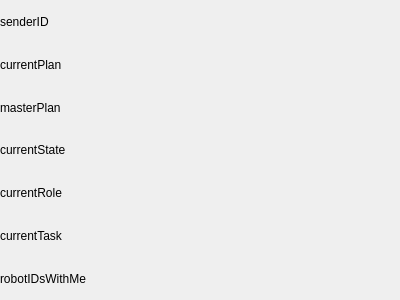
Old version of the form rqt_alica_client/src/rqt_alica_client/AlicaClient.ui in the repository dasys-lab/alica-essentials.
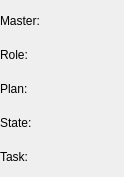
New version of the form.

Commit message: clean up alica client

Patch:
```diff
--- a/rqt_alica_client/src/rqt_alica_client/AlicaClient.ui
+++ b/rqt_alica_client/src/rqt_alica_client/AlicaClient.ui
@@ -9,8 +9,8 @@
    <rect>
     <x>0</x>
     <y>0</y>
-    <width>400</width>
-    <height>300</height>
+    <width>124</width>
+    <height>177</height>
    </rect>
   </property>
   <property name="maximumSize">
@@ -26,53 +26,81 @@
    <item>
     <layout class="QHBoxLayout" name="horizontalLayout">
      <item>
-      <layout class="QVBoxLayout" name="verticalLayout">
+      <layout class="QVBoxLayout" name="verticalLblLayout">
+       <property name="spacing">
+        <number>0</number>
+       </property>
+       <property name="sizeConstraint">
+        <enum>QLayout::SetMinimumSize</enum>
+       </property>
        <item>
-        <widget class="QLabel" name="label">
-         <property name="text">
-          <string>senderID</string>
+        <widget class="QLabel" name="masterPlanLbl">
+         <property name="sizePolicy">
+          <sizepolicy hsizetype="Minimum" vsizetype="Minimum">
+           <horstretch>0</horstretch>
+           <verstretch>0</verstretch>
+          </sizepolicy>
          </property>
-        </widget>
-       </item>
-       <item>
-        <widget class="QLabel" name="label_5">
-         <property name="text">
-          <string>currentPlan</string>
+         <property name="maximumSize">
+          <size>
+           <width>85</width>
+           <height>27</height>
+          </size>
          </property>
-        </widget>
-       </item>
-       <item>
-        <widget class="QLabel" name="label_4">
          <property name="text">
-          <string>masterPlan</string>
+          <string>Master:</string>
          </property>
         </widget>
        </item>
        <item>
-        <widget class="QLabel" name="label_6">
+        <widget class="QLabel" name="roleLbl">
+         <property name="maximumSize">
+          <size>
+           <width>35</width>
+           <height>27</height>
+          </size>
+         </property>
          <property name="text">
-          <string>currentState</string>
+          <string>Role:</string>
          </property>
         </widget>
        </item>
        <item>
-        <widget class="QLabel" name="label_7">
+        <widget class="QLabel" name="planLbl">
+         <property name="maximumSize">
+          <size>
+           <width>35</width>
+           <height>27</height>
+          </size>
+         </property>
          <property name="text">
-          <string>currentRole</string>
+          <string>Plan:</string>
          </property>
         </widget>
        </item>
        <item>
-        <widget class="QLabel" name="label_3">
+        <widget class="QLabel" name="stateLbl">
+         <property name="maximumSize">
+          <size>
+           <width>40</width>
+           <height>27</height>
+          </size>
+         </property>
          <property name="text">
-          <string>currentTask</string>
+          <string>State:</string>
          </property>
         </widget>
        </item>
        <item>
-        <widget class="QLabel" name="label_2">
+        <widget class="QLabel" name="taskLbl">
+         <property name="maximumSize">
+          <size>
+           <width>35</width>
+           <height>27</height>
+          </size>
+         </property>
          <property name="text">
-          <string>robotIDsWithMe</string>
+          <string>Task:</string>
          </property>
         </widget>
        </item>
@@ -109,21 +137,7 @@
         </widget>
        </item>
        <item>
-        <widget class="QLabel" name="currentRole">
-         <property name="text">
-          <string/>
-         </property>
-        </widget>
-       </item>
-       <item>
-        <widget class="QLabel" name="currentTask">
-         <property name="text">
-          <string/>
-         </property>
-        </widget>
-       </item>
-       <item>
-        <widget class="QLabel" name="robotIDsWithMe">
+        <widget class="QLabel" name="taskVal">
          <property name="text">
           <string/>
          </property>
```
Left out of the diff: 10 changed lines with no effect on the pictures. The commit also changes 3 other files.
